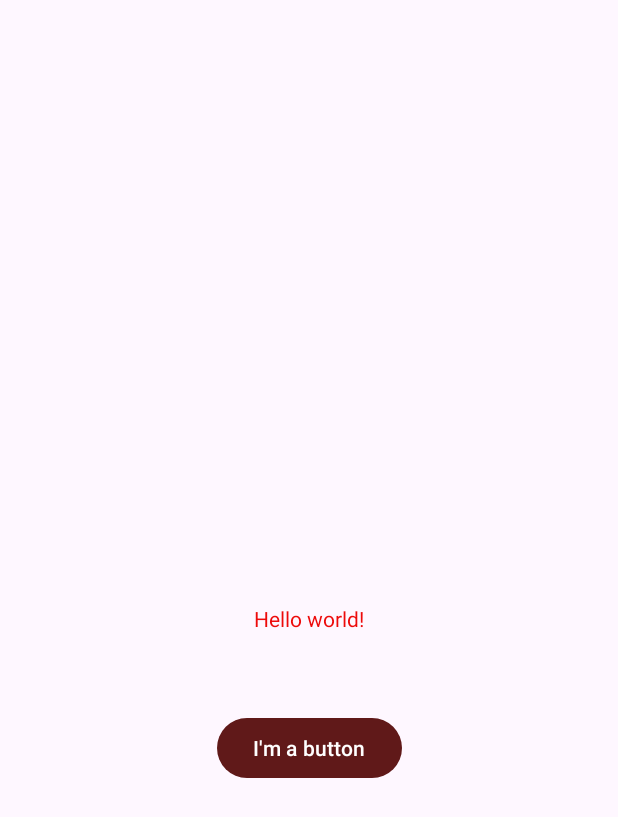
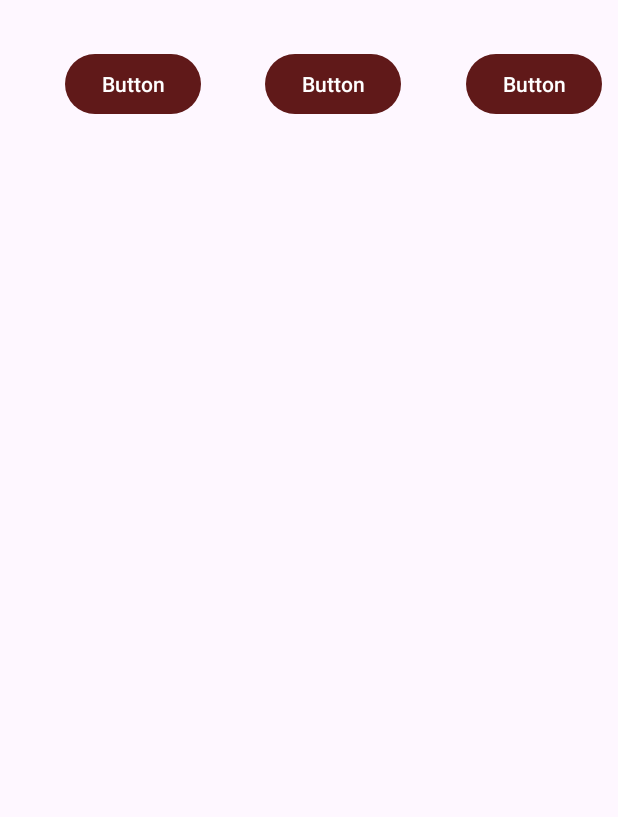
Before and after one commit to Etieno-Josiah/MyAndroidLabs, an Android app: the screen it shows after launch (MainActivity), on a phone screen of 412 x 824 dp. Shown: the top 817 px of the screen. Run offline under Robolectric (Android 15) with nearby library versions, the phone set to English and light mode, and no system bars.

Commit message:
Finished step 2

```diff
--- /dev/null
+++ b/app/src/main/java/com/example/etienosandroidlabs/MainActivity.java
@@ -0,0 +1,14 @@
+package com.example.etienosandroidlabs;
+
+import androidx.appcompat.app.AppCompatActivity;
+
+import android.os.Bundle;
+
+public class MainActivity extends AppCompatActivity {
+
+    @Override
+    protected void onCreate(Bundle savedInstanceState) {
+        super.onCreate(savedInstanceState);
+        setContentView(R.layout.activity_main);
+    }
+}
--- a/app/src/main/java/com/example/etienosandroidlabs/MainActivity.kt
+++ /dev/null
@@ -1,11 +0,0 @@
-package com.example.etienosandroidlabs
-
-import androidx.appcompat.app.AppCompatActivity
-import android.os.Bundle
-
-class MainActivity : AppCompatActivity() {
-    override fun onCreate(savedInstanceState: Bundle?) {
-        super.onCreate(savedInstanceState)
-        setContentView(R.layout.activity_main)
-    }
-}
--- a/app/src/main/res/layout/activity_main.xml
+++ b/app/src/main/res/layout/activity_main.xml
@@ -6,25 +6,38 @@
     android:layout_height="match_parent"
     tools:context=".MainActivity">
 
-    <TextView
+
+    <Button
+        android:id="@+id/button2"
         android:layout_width="wrap_content"
         android:layout_height="wrap_content"
-        android:text="@string/hello_message"
-        app:layout_constraintBottom_toBottomOf="parent"
-        app:layout_constraintEnd_toEndOf="parent"
+        android:layout_marginStart="32dp"
+        android:layout_marginTop="32dp"
+        android:text="Button"
+        app:layout_constraintEnd_toStartOf="@+id/button3"
+        app:layout_constraintHorizontal_bias="0.5"
         app:layout_constraintStart_toStartOf="parent"
         app:layout_constraintTop_toTopOf="parent" />
 
     <Button
+        android:id="@+id/button3"
         android:layout_width="wrap_content"
         android:layout_height="wrap_content"
-        android:layout_marginBottom="301dp"
+        android:layout_marginStart="32dp"
+        android:text="Button"
+        app:layout_constraintEnd_toStartOf="@+id/button4"
+        app:layout_constraintHorizontal_bias="0.5"
+        app:layout_constraintStart_toEndOf="@+id/button2"
+        app:layout_constraintTop_toTopOf="@+id/button2" />
 
-        android:text="@string/button_message"
-        app:layout_constraintBottom_toBottomOf="parent"
+    <Button
+        android:id="@+id/button4"
+        android:layout_width="wrap_content"
+        android:layout_height="wrap_content"
+        android:layout_marginStart="32dp"
+        android:text="Button"
         app:layout_constraintEnd_toEndOf="parent"
         app:layout_constraintHorizontal_bias="0.5"
-        app:layout_constraintStart_toStartOf="parent" />
-
-
+        app:layout_constraintStart_toEndOf="@+id/button3"
+        app:layout_constraintTop_toTopOf="@+id/button3" />
 </androidx.constraintlayout.widget.ConstraintLayout>
```
